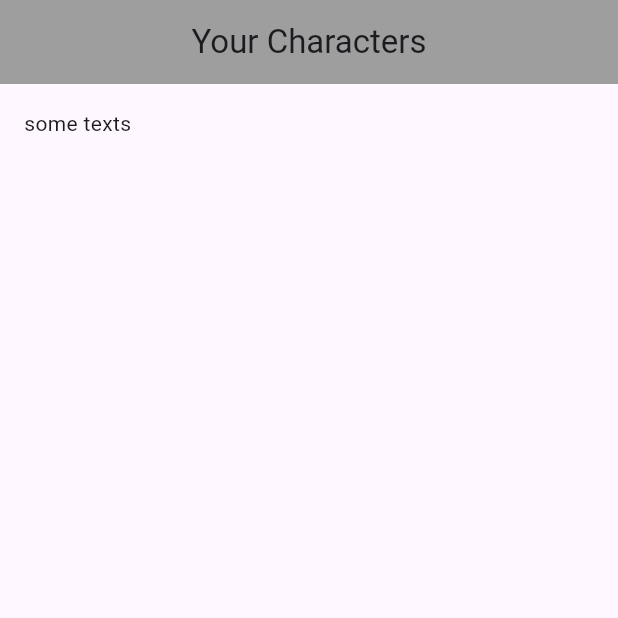
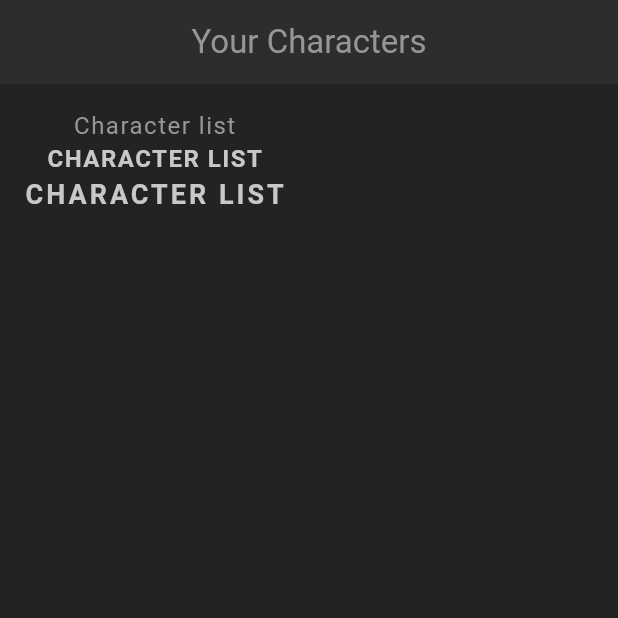
Before and after one commit to rising-dancho/flutter_projects, a Flutter app: the screen it shows after launch, on a phone screen of 412 x 824 dp, the top half of it. Run offline on Flutter 3.47's test engine with Material 3 defaults, Android fonts, the phone set to English and light mode, and no system bars.

Commit message:
feat: learned how to create custom themes and also created a shared widget text theme

```diff
--- a/flutter_rpg/lib/main.dart
+++ b/flutter_rpg/lib/main.dart
@@ -1,10 +1,12 @@
 import 'package:flutter/material.dart';
 import 'package:flutter_rpg/screens/home/home.dart';
+import 'package:flutter_rpg/theme.dart';
 
 void main() {
   runApp(MaterialApp(
       debugShowCheckedModeBanner: false, // Removes the "Demo" banner
-      home: Home()));
+      theme: primaryTheme,
+      home: const Home()));
 }
 
 class SandBox extends StatelessWidget {
--- a/flutter_rpg/lib/screens/home/home.dart
+++ b/flutter_rpg/lib/screens/home/home.dart
@@ -1,4 +1,5 @@
 import 'package:flutter/material.dart';
+import 'package:flutter_rpg/shared/styled_text.dart';
 
 class Home extends StatefulWidget {
   const Home({super.key});
@@ -13,12 +14,17 @@
     return Scaffold(
       appBar: AppBar(
         title: Text("Your Characters"),
-        backgroundColor: Colors.grey,
         centerTitle: true,
       ),
       body: Container(
         padding: const EdgeInsets.all(16),
-        child: Text("some texts"),
+        child: Column(
+          children: [
+            StyledText("Character list"),
+            StyledHeading("Character List"),
+            StyledTitle("Character list"),
+          ],
+        ),
       ),
     );
   }
--- /dev/null
+++ b/flutter_rpg/lib/shared/styled_text.dart
@@ -0,0 +1,40 @@
+import 'package:flutter/material.dart';
+
+class StyledText extends StatelessWidget {
+  const StyledText(this.text, {super.key});
+  final String text;
+
+  @override
+  Widget build(BuildContext context) {
+    return Text(
+      text,
+      style: Theme.of(context).textTheme.bodyMedium,
+    );
+  }
+}
+
+class StyledHeading extends StatelessWidget {
+  const StyledHeading(this.text, {super.key});
+  final String text;
+
+  @override
+  Widget build(BuildContext context) {
+    return Text(
+      text.toUpperCase(),
+      style: Theme.of(context).textTheme.headlineMedium,
+    );
+  }
+}
+
+class StyledTitle extends StatelessWidget {
+  const StyledTitle(this.text, {super.key});
+  final String text;
+
+  @override
+  Widget build(BuildContext context) {
+    return Text(
+      text.toUpperCase(),
+      style: Theme.of(context).textTheme.titleMedium,
+    );
+  }
+}
```
Also changed, not shown: flutter_rpg/lib/theme.dart (added, +45 -0 lines).
